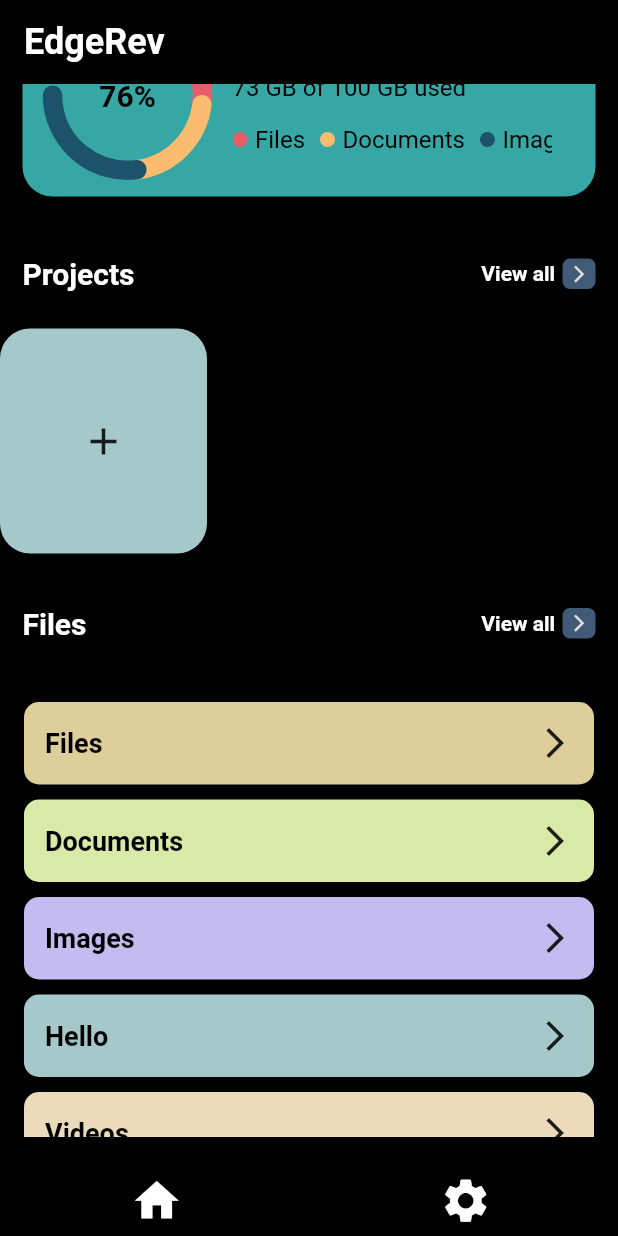
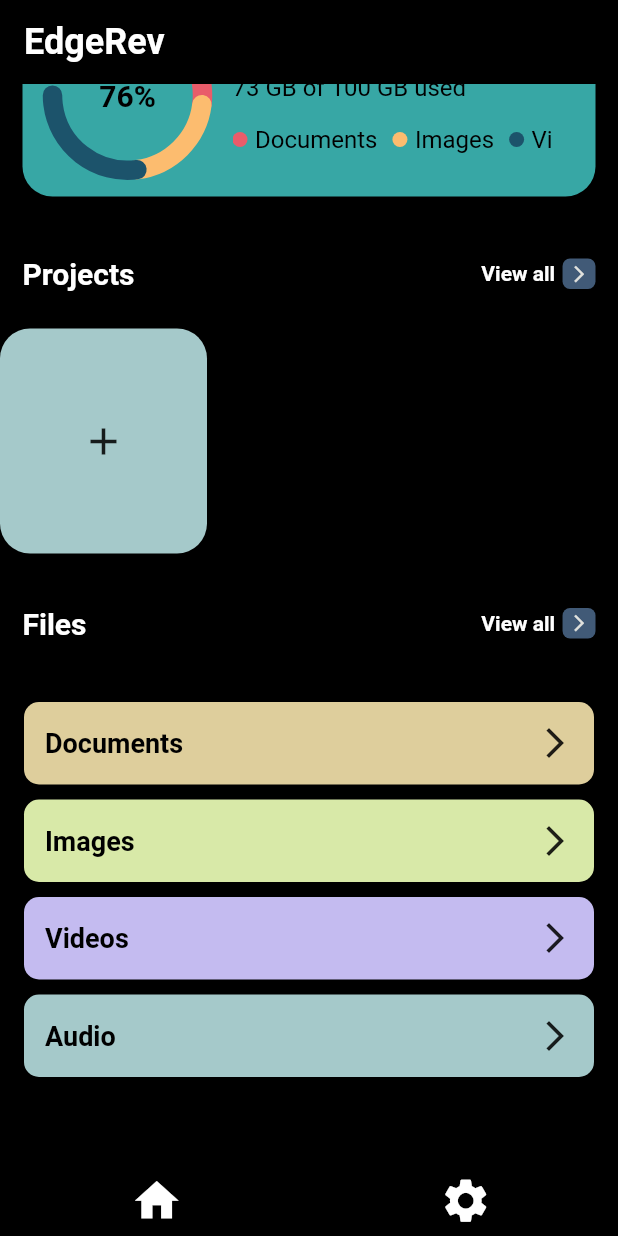
Before and after one commit to Dark-R1der/ChangingCloud, a Flutter app: the screen it shows once a user with an empty profile is signed in, scrolled down 138 dp, on a phone screen of 412 x 824 dp. Run offline on Flutter 3.47's test engine with Material 2 defaults, Android fonts, the light colour scheme and no system bars; our stand-ins replace cloud_firestore, file_picker, firebase_auth, firebase_core, firebase_storage, flutter_screenutil and 6 more; missing offline and left inert: flutter_downloader; accounts and stored records are empty.

Commit message:
Small bugfixes

```diff
--- a/lib/views/ui/controller/download_manager_controller.dart
+++ b/lib/views/ui/controller/download_manager_controller.dart
@@ -99,9 +99,9 @@ class DownloadManagerController extends GetxController {
     } else if (currentIndex.value == 1) {
       return imagesStuff;
     } else if (currentIndex.value == 2) {
+      return videosStuff;
+    } else {
       return audioStuff;
-    } else {
-      return videosStuff;
     }
   }
 }
--- a/lib/views/ui/pages/overview_page.dart
+++ b/lib/views/ui/pages/overview_page.dart
@@ -29,16 +29,17 @@ class _OverViewState extends State<OverView> {
     return ElevatedButton(onPressed: signOut, child: const Text("SignOut"));
   }
 
+  @override
+  void initState() {
+    downloadManagerController.retrieveFromSharedPreferences();
+    super.initState();
+  }
+
   List<String> fileHeader = [
-    "Files",
     "Documents",
     "Images",
-    "Hello",
     "Videos",
     "Audio",
-    "Video",
-    "Image",
-    "Document",
   ];
   List<Color> _getGradientColors() {
     List<Color> colors = [];
```
